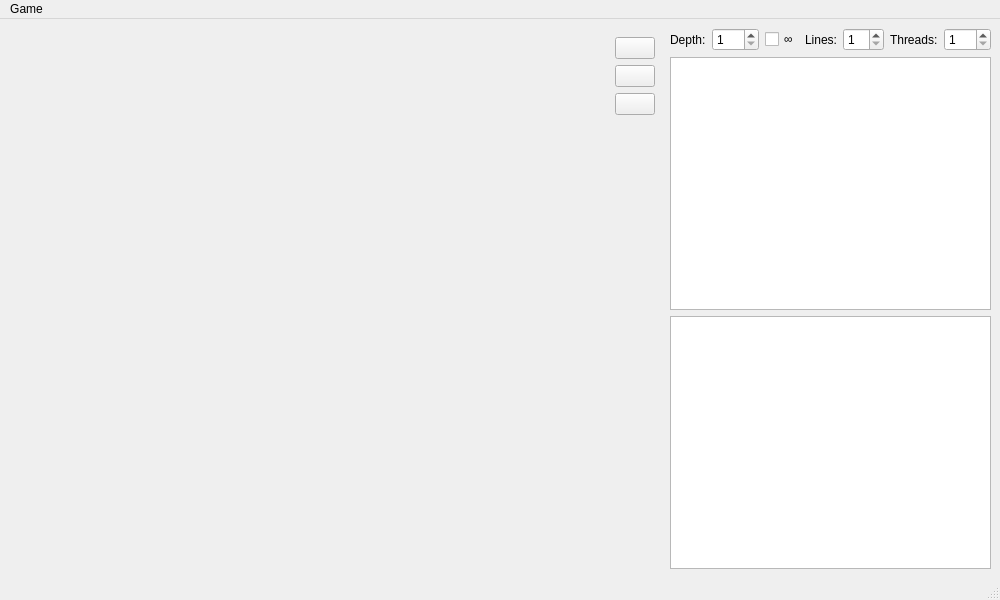
jLantxa/Chess, file forms/mainwindow.ui: the form before one commit.
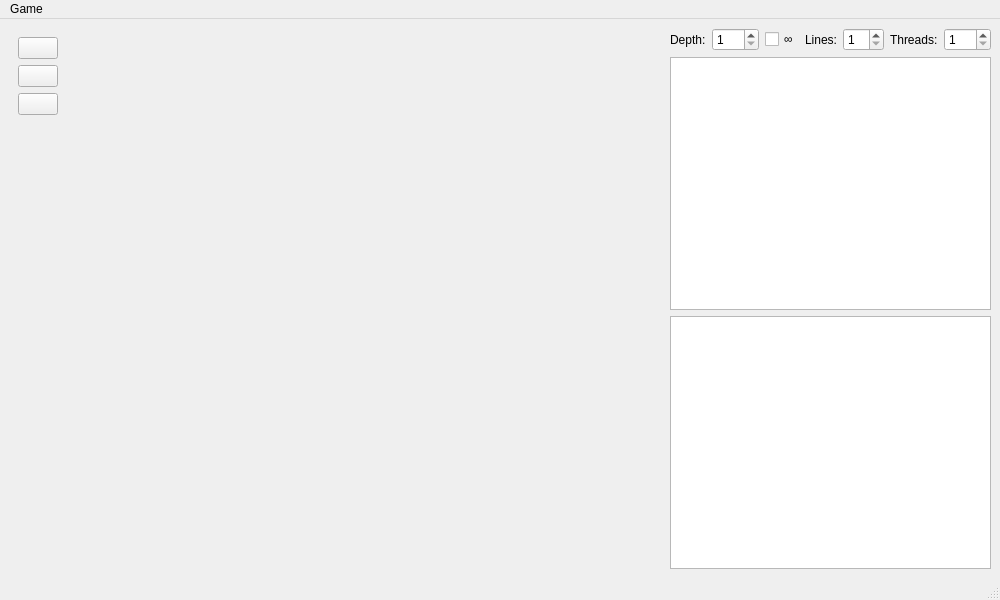
The form after the commit. Custom widgets are drawn as their Qt base class.

Commit message: Adjust size policy

```diff
--- a/forms/mainwindow.ui
+++ b/forms/mainwindow.ui
@@ -18,7 +18,7 @@
   </property>
   <property name="minimumSize">
    <size>
-    <width>800</width>
+    <width>1000</width>
     <height>600</height>
    </size>
   </property>
@@ -26,8 +26,119 @@
    <string>MainWindow</string>
   </property>
   <widget class="QWidget" name="centralwidget">
-   <layout class="QGridLayout" name="gridLayout">
-    <item row="0" column="1">
+   <layout class="QHBoxLayout" name="horizontalLayout_3">
+    <item>
+     <widget class="QFrame" name="horizontalFrame">
+      <property name="layoutDirection">
+       <enum>Qt::LeftToRight</enum>
+      </property>
+      <layout class="QHBoxLayout" name="horizontalLayout_2">
+       <property name="sizeConstraint">
+        <enum>QLayout::SetMinimumSize</enum>
+       </property>
+       <item>
+        <layout class="QVBoxLayout" name="gameControlsLayout">
+         <property name="sizeConstraint">
+          <enum>QLayout::SetMinimumSize</enum>
+         </property>
+         <item>
+          <widget class="QPushButton" name="bEngineOn">
+           <property name="sizePolicy">
+            <sizepolicy hsizetype="Fixed" vsizetype="Fixed">
+             <horstretch>0</horstretch>
+             <verstretch>0</verstretch>
+            </sizepolicy>
+           </property>
+           <property name="toolTip">
+            <string>Toggle engine</string>
+           </property>
+           <property name="text">
+            <string/>
+           </property>
+           <property name="checkable">
+            <bool>true</bool>
+           </property>
+          </widget>
+         </item>
+         <item>
+          <widget class="QPushButton" name="bRotateBoard">
+           <property name="sizePolicy">
+            <sizepolicy hsizetype="Fixed" vsizetype="Fixed">
+             <horstretch>0</horstretch>
+             <verstretch>0</verstretch>
+            </sizepolicy>
+           </property>
+           <property name="toolTip">
+            <string>&lt;html&gt;&lt;head/&gt;&lt;body&gt;&lt;p&gt;Rotate board.&lt;/p&gt;&lt;/body&gt;&lt;/html&gt;</string>
+           </property>
+           <property name="text">
+            <string/>
+           </property>
+          </widget>
+         </item>
+         <item>
+          <widget class="QPushButton" name="bSettings">
+           <property name="sizePolicy">
+            <sizepolicy hsizetype="Fixed" vsizetype="Fixed">
+             <horstretch>0</horstretch>
+             <verstretch>0</verstretch>
+            </sizepolicy>
+           </property>
+           <property name="text">
+            <string/>
+           </property>
+          </widget>
+         </item>
+         <item>
+          <spacer name="verticalSpacer">
+           <property name="orientation">
+            <enum>Qt::Vertical</enum>
+           </property>
+           <property name="sizeHint" stdset="0">
+            <size>
+             <width>20</width>
+             <height>40</height>
+            </size>
+           </property>
+          </spacer>
+         </item>
+        </layout>
+       </item>
+       <item>
+        <widget class="ChessBoardWidget" name="boardWidget" native="true">
+         <property name="sizePolicy">
+          <sizepolicy hsizetype="Expanding" vsizetype="Expanding">
+           <horstretch>0</horstretch>
+           <verstretch>0</verstretch>
+          </sizepolicy>
+         </property>
+         <property name="minimumSize">
+          <size>
+           <width>100</width>
+           <height>100</height>
+          </size>
+         </property>
+         <property name="sizeIncrement">
+          <size>
+           <width>0</width>
+           <height>0</height>
+          </size>
+         </property>
+         <property name="baseSize">
+          <size>
+           <width>400</width>
+           <height>400</height>
+          </size>
+         </property>
+         <property name="autoFillBackground">
+          <bool>true</bool>
+         </property>
+        </widget>
+       </item>
+      </layout>
+     </widget>
+    </item>
+    <item>
      <layout class="QVBoxLayout" name="verticalLayout">
       <property name="sizeConstraint">
        <enum>QLayout::SetFixedSize</enum>
@@ -188,99 +299,6 @@
       </item>
      </layout>
     </item>
-    <item row="0" column="0">
-     <widget class="QFrame" name="horizontalFrame">
-      <layout class="QHBoxLayout" name="horizontalLayout_2">
-       <item>
-        <widget class="ChessBoardWidget" name="boardWidget" native="true">
-         <property name="sizePolicy">
-          <sizepolicy hsizetype="Expanding" vsizetype="Expanding">
-           <horstretch>0</horstretch>
-           <verstretch>0</verstretch>
-          </sizepolicy>
-         </property>
-         <property name="minimumSize">
-          <size>
-           <width>200</width>
-           <height>200</height>
-          </size>
-         </property>
-         <property name="sizeIncrement">
-          <size>
-           <width>0</width>
-           <height>0</height>
-          </size>
-         </property>
-         <property name="baseSize">
-          <size>
-           <width>0</width>
-           <height>0</height>
-          </size>
-         </property>
-         <property name="autoFillBackground">
-          <bool>true</bool>
-         </property>
-        </widget>
-       </item>
-       <item>
-        <layout class="QVBoxLayout" name="gameControlsLayout">
-         <property name="sizeConstraint">
-          <enum>QLayout::SetNoConstraint</enum>
-         </property>
-         <item>
-          <widget class="QPushButton" name="bEngineOn">
-           <property name="sizePolicy">
-            <sizepolicy hsizetype="Fixed" vsizetype="Fixed">
-             <horstretch>0</horstretch>
-             <verstretch>0</verstretch>
-            </sizepolicy>
-           </property>
-           <property name="toolTip">
-            <string>Toggle engine</string>
-           </property>
-           <property name="text">
-            <string/>
-           </property>
-           <property name="checkable">
-            <bool>true</bool>
-           </property>
-          </widget>
-         </item>
-         <item>
-          <widget class="QPushButton" name="bRotateBoard">
-           <property name="toolTip">
-            <string>&lt;html&gt;&lt;head/&gt;&lt;body&gt;&lt;p&gt;Rotate board.&lt;/p&gt;&lt;/body&gt;&lt;/html&gt;</string>
-           </property>
-           <property name="text">
-            <string/>
-           </property>
-          </widget>
-         </item>
-         <item>
-          <widget class="QPushButton" name="bSettings">
-           <property name="text">
-            <string/>
-           </property>
-          </widget>
-         </item>
-         <item>
-          <spacer name="verticalSpacer">
-           <property name="orientation">
-            <enum>Qt::Vertical</enum>
-           </property>
-           <property name="sizeHint" stdset="0">
-            <size>
-             <width>20</width>
-             <height>40</height>
-            </size>
-           </property>
-          </spacer>
-         </item>
-        </layout>
-       </item>
-      </layout>
-     </widget>
-    </item>
    </layout>
   </widget>
   <widget class="QMenuBar" name="menubar">
```
Left out of the diff: 31 changed lines with no effect on the pictures. The commit also changes 2 other files.
